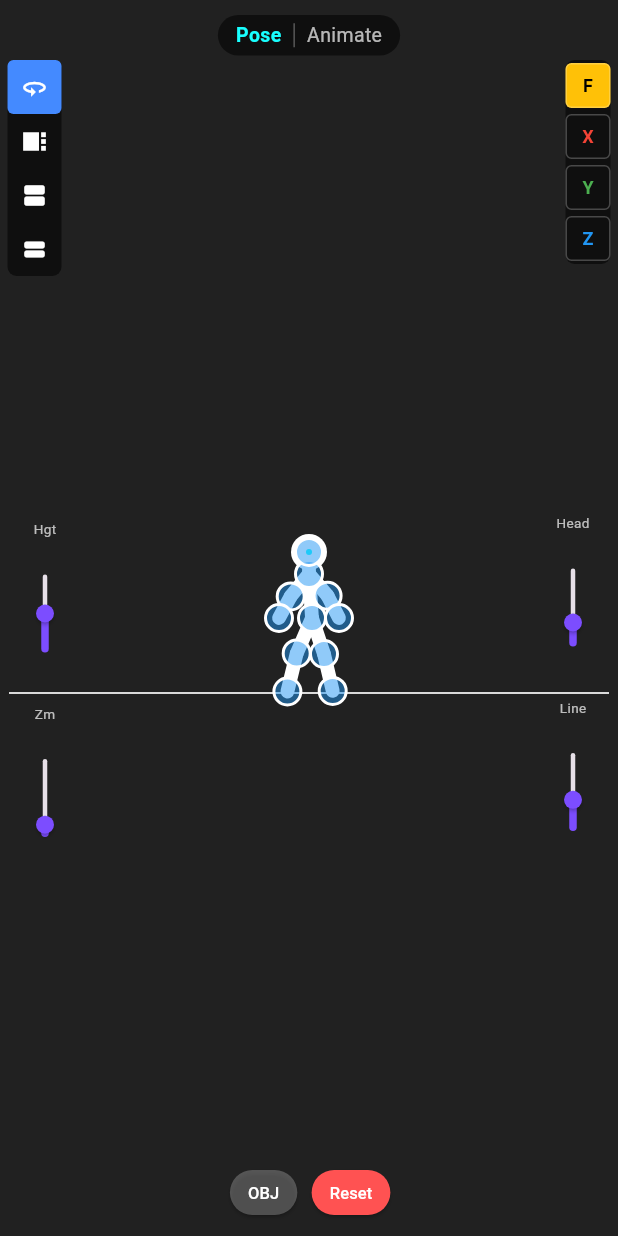
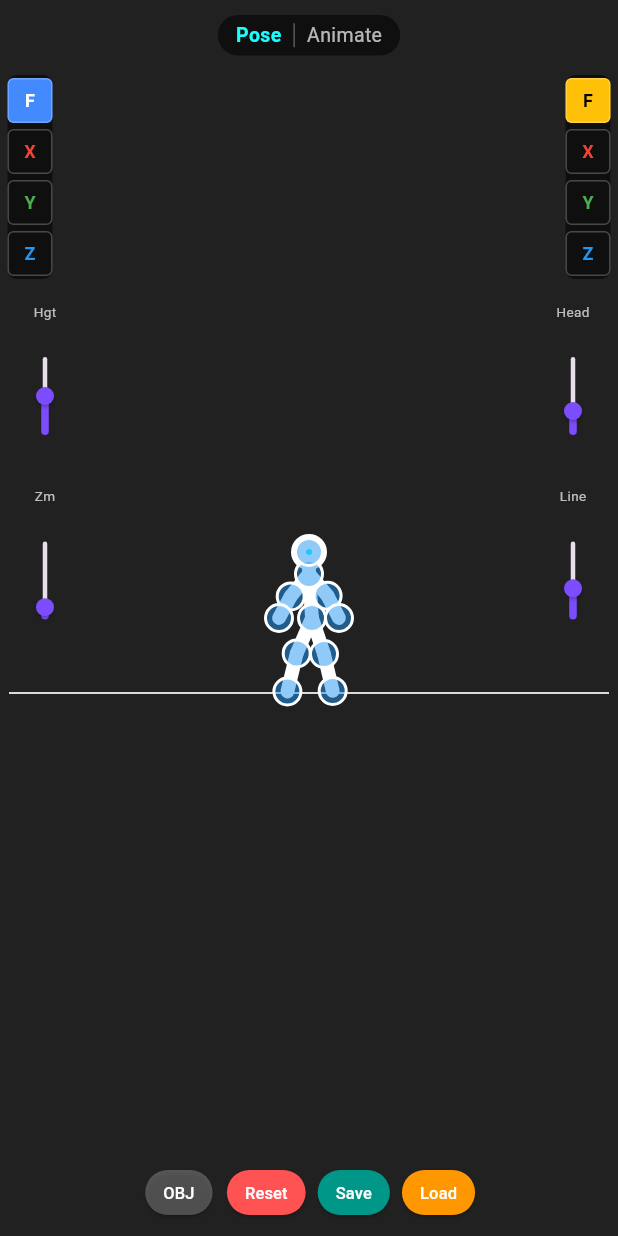
Before and after one commit to leehj825/stickman-animator, a Flutter app: the screen it shows after launch, on a phone screen of 412 x 824 dp. Run offline on Flutter 3.47's test engine with Material 3 defaults, Android fonts, the phone set to English and light mode, and no system bars; our stand-ins replace file_picker, share_plus.

Commit message:
Update StickmanEditor UI with compact layout and StickmanGenerator improvements
- `StickmanEditor`:
  - Implemented a compact UI with top-aligned side panels and reduced button sizes.
  - Added a dynamic "Rotate" slider for Head Yaw and Limb Swivel.
  - Replaced camera view icons with text buttons (F, X, Y, Z).
  - Moved Save/Load buttons to the scrollable bottom toolbar.
  - Added functional exports for OBJ and ZIP.
- `StickmanGenerator`:
  - Added dynamic bone measurement to adapt animations to custom skeleton proportions.
  - Implemented IK Swivel support and spherical Head/Limb orbiting.
  - Corrected animation directions to use +Z as Forward.
  - Fixed Head orientation in `generateRun` to point Up instead of Down.

```diff
--- a/lib/src/stickman_editor.dart
+++ b/lib/src/stickman_editor.dart
@@ -205,26 +205,20 @@ class _StickmanPoseEditorState extends State<StickmanPoseEditor> {
   void _onNodeSelected(String nodeId) {
     setState(() {
       _selectedNodeId = nodeId;
-      // Calculate current rotation for the slider
       _currentRotationValue = _calculateCurrentSwivel(nodeId);
     });
   }
 
   // --- ROTATION LOGIC ---
-
-  // Calculates the current rotation angle (0 to 2PI) for the slider
   double _calculateCurrentSwivel(String nodeId) {
     if (!_nodes.containsKey(nodeId)) return 0.0;
     final skel = widget.controller.skeleton;
 
     if (nodeId == 'head') {
-      // Head Rotation: Yaw relative to Neck (X-Z plane)
-      // Relative vector
       v.Vector3 rel = skel.head! - skel.neck;
-      return atan2(rel.x, rel.z); // Using Z as forward (0)
+      return atan2(rel.x, rel.z);
     }
 
-    // Limbs: Hand or Foot
     String midId = '';
     String rootId = '';
     if (nodeId == 'lHand') { midId = 'lElbow'; rootId = 'neck'; }
@@ -233,7 +227,6 @@ class _StickmanPoseEditorState extends State<StickmanPoseEditor> {
     else if (nodeId == 'rFoot') { midId = 'rKnee'; rootId = 'hip'; }
     else return 0.0;
 
-    // Calculate Swivel Angle
     v.Vector3 root = skel.getBone(rootId)!;
     v.Vector3 mid = skel.getBone(midId)!;
     v.Vector3 eff = skel.getBone(nodeId)!;
@@ -241,24 +234,12 @@ class _StickmanPoseEditorState extends State<StickmanPoseEditor> {
     v.Vector3 axis = (eff - root).normalized();
     if (axis.length == 0) return 0.0;
 
-    // Vector from root to mid
     v.Vector3 limbVec = mid - root;
-
-    // Project mid onto the plane perpendicular to axis
-    // plane_point = point - axis * (point . axis)
     v.Vector3 projMid = limbVec - (axis * limbVec.dot(axis));
-
-    // Define a reference vector on this plane to measure angle against
-    // Let's use world Up (0,1,0) projected onto plane as reference,
-    // or Right (1,0,0) if axis is vertical.
     v.Vector3 worldUp = v.Vector3(0, 1, 0);
     if (axis.dot(worldUp).abs() > 0.9) worldUp = v.Vector3(1, 0, 0);
-
-    v.Vector3 ref = worldUp - (axis * worldUp.dot(axis));
-    ref.normalize();
-
-    // Orthogonal vector for atan2
-    v.Vector3 ortho = axis.cross(ref);
+    v.Vector3 ref = (worldUp - (axis * worldUp.dot(axis))).normalized();
+    v.Vector3 ortho = axis.cross(ref).normalized();
 
     double x = projMid.dot(ref);
     double y = projMid.dot(ortho);
@@ -266,28 +247,17 @@ class _StickmanPoseEditorState extends State<StickmanPoseEditor> {
     return atan2(y, x);
   }
 
-  // Applies the rotation from the slider
   void _applyRotation(String nodeId, double angle) {
      final skel = widget.controller.skeleton;
      widget.controller.lastModifiedBone = nodeId;
 
      if (nodeId == 'head') {
-       // Orbit Head around Neck
-       // Keep distance, change angle
        double dist = skel.neck.distanceTo(skel.head!);
-       // New position based on angle (Yaw)
-       // x = sin(angle), z = cos(angle) for typical 0=Forward
        double x = sin(angle) * dist;
        double z = cos(angle) * dist;
-       // Keep Y relative constant or just use X/Z plane orbit?
-       // Stickman head is usually directly above or slightly forward.
-       // Let's preserve current Y offset
        double yOffset = skel.head!.y - skel.neck.y;
-
        skel.head!.setFrom(skel.neck + v.Vector3(x, yOffset, z));
-
      } else {
-       // Limb Swivel
        String midId = '';
        String rootId = '';
        if (nodeId == 'lHand') { midId = 'lElbow'; rootId = 'neck'; }
@@ -300,28 +270,20 @@ class _StickmanPoseEditorState extends State<StickmanPoseEditor> {
        v.Vector3 mid = skel.getBone(midId)!;
        v.Vector3 eff = skel.getBone(nodeId)!;
 
-       // We rotate 'mid' around the axis 'root->eff'
        v.Vector3 axis = (eff - root).normalized();
        if (axis.length < 0.001) return;
 
-       // Find center of rotation (projection of mid onto axis)
        v.Vector3 limbVec = mid - root;
        v.Vector3 center = root + (axis * limbVec.dot(axis));
-
-       // Radius vector (center -> mid)
        v.Vector3 radiusVec = mid - center;
        double radiusLen = radiusVec.length;
 
-       // Construct coordinate frame
        v.Vector3 worldUp = v.Vector3(0, 1, 0);
        if (axis.dot(worldUp).abs() > 0.9) worldUp = v.Vector3(1, 0, 0);
        v.Vector3 ref = (worldUp - (axis * worldUp.dot(axis))).normalized();
        v.Vector3 ortho = axis.cross(ref).normalized();
 
-       // Calculate new position using angle
-       // pos = center + ref * cos(a)*r + ortho * sin(a)*r
        v.Vector3 newMid = center + (ref * cos(angle) * radiusLen) + (ortho * sin(angle) * radiusLen);
-
        skel.setBone(midId, newMid);
      }
 
@@ -359,9 +321,12 @@ class _StickmanPoseEditorState extends State<StickmanPoseEditor> {
       else if (_cameraView == CameraView.top) worldDelta.setValues(dx, 0, dy);
     }
 
+    if (_axisMode == AxisMode.x) worldDelta.setValues(worldDelta.x, 0, 0);
+    else if (_axisMode == AxisMode.y) worldDelta.setValues(0, worldDelta.y, 0);
+    else if (_axisMode == AxisMode.z) worldDelta.setValues(0, 0, worldDelta.z);
+
     _applySmartMove(nodeId, worldDelta);
 
-    // Update slider value if we dragged a node that affects rotation
     if (_selectedNodeId == nodeId) {
        _currentRotationValue = _calculateCurrentSwivel(nodeId);
     }
@@ -371,7 +336,6 @@ class _StickmanPoseEditorState extends State<StickmanPoseEditor> {
     }
   }
 
-  // ... [SmartMove, ConstrainedFK, IK methods are same as previous, omitted for brevity but included in build] ...
   void _applySmartMove(String nodeId, v.Vector3 delta) {
     if (delta.length == 0) return;
     bool isEndEffector = ['lHand', 'rHand', 'lFoot', 'rFoot'].contains(nodeId);
@@ -440,10 +404,22 @@ class _StickmanPoseEditorState extends State<StickmanPoseEditor> {
     double cosAlpha = (len1 * len1 + distance * distance - len2 * len2) / (2 * len1 * distance);
     double alpha = acos(cosAlpha.clamp(-1.0, 1.0));
     v.Vector3 armAxis = direction.normalized();
-    // Use current bend plane for stability
+
+    v.Vector3? pole;
+    if (jointNode.id.contains('Knee')) pole = v.Vector3(0, 0, -1);
+    else if (jointNode.id.contains('Elbow')) pole = v.Vector3(0, 0, 1);
+
+    v.Vector3 bendNormal;
+    if (pole != null) {
+       bendNormal = armAxis.cross(pole);
+       if (bendNormal.length < 0.001) bendNormal = armAxis.cross(v.Vector3(1, 0, 0));
+    } else {
        v.Vector3 currentLimb = jointNode.position - rootPos;
-    v.Vector3 bendNormal = armAxis.cross(currentLimb).normalized();
+       bendNormal = armAxis.cross(currentLimb);
+    }
+
     if (bendNormal.length < 0.001) bendNormal = v.Vector3(1, 0, 0);
+    bendNormal.normalize();
 
     v.Quaternion q = v.Quaternion.axisAngle(bendNormal, alpha);
     jointNode.position.setFrom(rootPos + (q.rotate(armAxis) * len1));
@@ -454,10 +430,7 @@ class _StickmanPoseEditorState extends State<StickmanPoseEditor> {
   Widget build(BuildContext context) {
     _refreshNodeCache();
     final styleLabel = TextStyle(color: Colors.white70, fontSize: 10);
-
-    // Smaller UI constants
     final double panelWidth = 50.0;
-    final double panelPadding = 40.0;
 
     return LayoutBuilder(
       builder: (context, constraints) {
@@ -539,9 +512,9 @@ class _StickmanPoseEditorState extends State<StickmanPoseEditor> {
                       ),
                     ),
 
-                    // Left Panel (Views, Height, Zoom)
+                    // Left Panel (Views, Height, Zoom) - Moved Up
                     Positioned(
-                      top: panelPadding, left: 5, bottom: 80, width: panelWidth,
+                      top: 50, left: 5, width: panelWidth,
                       child: Column(
                          crossAxisAlignment: CrossAxisAlignment.start,
                          children: [
@@ -549,25 +522,24 @@ class _StickmanPoseEditorState extends State<StickmanPoseEditor> {
                              decoration: BoxDecoration(color: Colors.black54, borderRadius: BorderRadius.circular(6)),
                              child: Column(
                                children: [
-                                 _iconBtn(Icons.threesixty, CameraView.free),
-                                 _iconBtn(Icons.view_sidebar, CameraView.side),
-                                 _iconBtn(Icons.view_agenda, CameraView.top),
-                                 _iconBtn(Icons.view_stream, CameraView.front),
+                                 _viewTextBtn("F", CameraView.free),
+                                 _viewTextBtn("X", CameraView.side, Colors.red),
+                                 _viewTextBtn("Y", CameraView.top, Colors.green),
+                                 _viewTextBtn("Z", CameraView.front, Colors.blue),
                                ],
                              ),
                            ),
-                           const Spacer(),
+                           const SizedBox(height: 15),
                            _verticalSlider(_cameraHeight, -200, 200, (v) => setState(() => _cameraHeight = v), "Hgt"),
                            const SizedBox(height: 10),
                            _verticalSlider(_zoom, 0.5, 10.0, (v) => setState(() => _zoom = v), "Zm"),
-                           const Spacer(),
                          ],
                       ),
                     ),
 
-                    // Right Panel (Axis, Head, Line, Rotate)
+                    // Right Panel (Axis, Head, Line, Rotate) - Moved Up
                     Positioned(
-                      top: panelPadding, right: 5, bottom: 80, width: panelWidth,
+                      top: 50, right: 5, width: panelWidth,
                       child: Column(
                          crossAxisAlignment: CrossAxisAlignment.end,
                          children: [
@@ -582,7 +554,7 @@ class _StickmanPoseEditorState extends State<StickmanPoseEditor> {
                                ],
                              ),
                            ),
-                           const Spacer(),
+                           const SizedBox(height: 15),
                            _verticalSlider(widget.controller.skeleton.headRadius, 2.0, 15.0,
                              (v) => setState(() => widget.controller.skeleton.headRadius = v), "Head"),
                            const SizedBox(height: 10),
@@ -597,7 +569,6 @@ class _StickmanPoseEditorState extends State<StickmanPoseEditor> {
                                 });
                              }, "Rot", Colors.orangeAccent),
                            ],
-                           const Spacer(),
                          ],
                       ),
                     ),
@@ -615,31 +586,7 @@ class _StickmanPoseEditorState extends State<StickmanPoseEditor> {
                               decoration: BoxDecoration(color: Colors.black87, borderRadius: BorderRadius.circular(8)),
                               child: Column(
                                 children: [
-                                  Row(
-                                    mainAxisAlignment: MainAxisAlignment.spaceEvenly,
-                                    children: [
-                                      _smallBtn(Icons.save, "Save", () async {
-                                        await StickmanPersistence.saveProject(
-                                          _projectClips,
-                                          widget.controller.skeleton.headRadius,
-                                          widget.controller.skeleton.strokeWidth
-                                        );
-                                        if (mounted) ScaffoldMessenger.of(context).showSnackBar(const SnackBar(content: Text("Saved")));
-                                      }, Colors.teal),
-                                      _smallBtn(Icons.folder_open, "Load", () async {
-                                        final p = await StickmanPersistence.loadProject();
-                                        if (p != null) {
-                                          setState(() {
-                                            _projectClips = p.clips;
-                                            widget.controller.skeleton.headRadius = p.headRadius;
-                                            widget.controller.skeleton.strokeWidth = p.strokeWidth;
-                                          });
-                                          if(_projectClips.isNotEmpty) _activateClip(_projectClips.first);
-                                        }
-                                      }, Colors.orange),
-                                    ],
-                                  ),
-                                  SizedBox(height: 4),
+                                  // Animation Clip Selector
                                   SingleChildScrollView(
                                     scrollDirection: Axis.horizontal,
                                     child: Row(
@@ -655,6 +602,7 @@ class _StickmanPoseEditorState extends State<StickmanPoseEditor> {
                                       ],
                                     ),
                                   ),
+                                  // Playback Controls
                                   Row(
                                     children: [
                                       GestureDetector(
@@ -688,17 +636,43 @@ class _StickmanPoseEditorState extends State<StickmanPoseEditor> {
                                 ],
                               ),
                             ),
-                          Row(
+
+                          // General Toolbar (Scrollable)
+                          SingleChildScrollView(
+                            scrollDirection: Axis.horizontal,
+                            child: Row(
                               mainAxisAlignment: MainAxisAlignment.center,
                               children: [
                                 _textBtn("OBJ", _saveObjToFile, Colors.white24),
                                 SizedBox(width: 8),
                                 _textBtn("Reset", _resetPoseAndDefaults, Colors.redAccent),
+                                SizedBox(width: 8),
                                 if (widget.controller.mode == EditorMode.animate && widget.controller.activeClip != null) ...[
+                                  _textBtn("ZIP", _exportZip, Colors.purple),
                                   SizedBox(width: 8),
-                                _textBtn("ZIP", _exportZip, Colors.purple),
                                 ],
+                                _textBtn("Save", () async {
+                                  await StickmanPersistence.saveProject(
+                                    _projectClips,
+                                    widget.controller.skeleton.headRadius,
+                                    widget.controller.skeleton.strokeWidth
+                                  );
+                                  if (mounted) ScaffoldMessenger.of(context).showSnackBar(const SnackBar(content: Text("Saved")));
+                                }, Colors.teal),
+                                SizedBox(width: 8),
+                                _textBtn("Load", () async {
+                                  final p = await StickmanPersistence.loadProject();
+                                  if (p != null) {
+                                    setState(() {
+                                      _projectClips = p.clips;
+                                      widget.controller.skeleton.headRadius = p.headRadius;
+                                      widget.controller.skeleton.strokeWidth = p.strokeWidth;
+                                    });
+                                    if(_projectClips.isNotEmpty) _activateClip(_projectClips.first);
+                                  }
+                                }, Colors.orange),
                               ],
+                            ),
                           ),
                         ],
                       ),
@@ -727,6 +701,22 @@ class _StickmanPoseEditorState extends State<StickmanPoseEditor> {
     );
   }
 
+  // New text-based button for Camera Views to match Axis buttons
+  Widget _viewTextBtn(String txt, CameraView v, [Color c = Colors.white]) {
+    bool active = _cameraView == v;
+    return InkWell(
+      onTap: () => setState(() => _cameraView = v),
+      child: Container(
+        width: 30, height: 30,
+        alignment: Alignment.center,
+        margin: EdgeInsets.symmetric(vertical: 2),
+        decoration: BoxDecoration(color: active ? Colors.blueAccent : Colors.transparent, borderRadius: BorderRadius.circular(4), border: Border.all(color: Colors.white24)),
+        child: Text(txt, style: TextStyle(color: active ? Colors.white : c, fontWeight: FontWeight.bold, fontSize: 12)),
+      ),
+    );
+  }
+
+  // Legacy icon button - kept just in case, but replaced in UI
   Widget _iconBtn(IconData icon, CameraView v) {
     bool active = _cameraView == v;
     return InkWell(
--- a/lib/src/stickman_generator.dart
+++ b/lib/src/stickman_generator.dart
@@ -170,7 +170,7 @@ class StickmanGenerator {
       // Orbit Head: Slightly Look Up/Forward
       // Equivalent to old: pose.setHead(pose.neck + v.Vector3(0, -8, 0));
       // Using new Orbit helper: Up is Pitch -90 degrees (approx -1.57 rad)
-      _positionHead(pose, 8.0, 0, -pi/2);
+      _positionHead(pose, 8.0, 0, -pi / 2);
 
       frames.add(StickmanKeyframe(pose: pose, frameIndex: i));
     }
```
Lines whose indentation alone changed are shown as unchanged.
